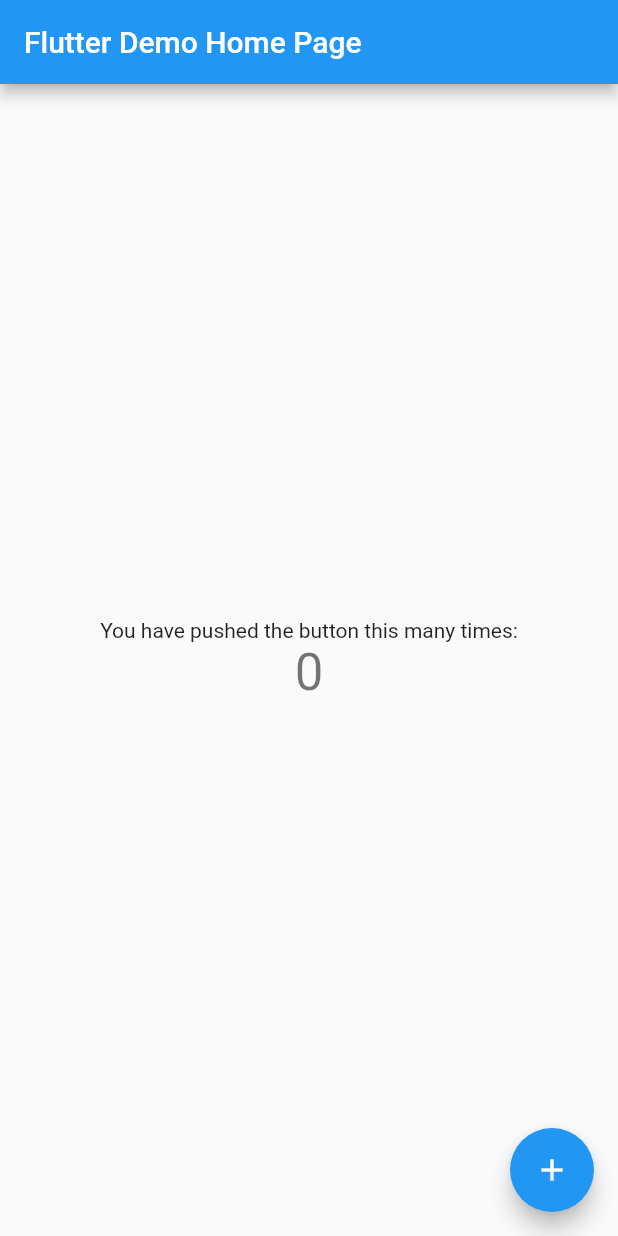
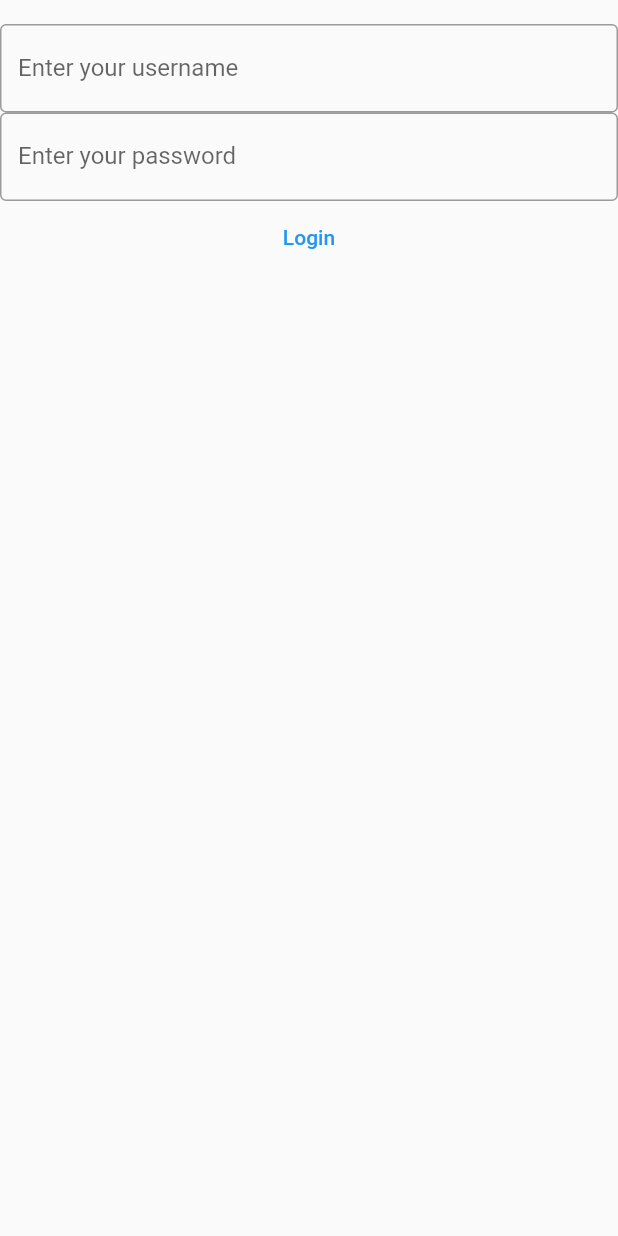
Before and after one commit to fabitb/KjG-MuF-App, a Flutter app: the screen it shows after launch, on a phone screen of 412 x 824 dp. Run offline on Flutter 3.47's test engine with Material 2 defaults, Android fonts, the phone set to English and light mode, and no system bars.

```diff
--- a/lib/main.dart
+++ b/lib/main.dart
@@ -1,115 +1,133 @@
 import 'package:flutter/material.dart';
+import 'package:crypto/crypto.dart';
+import 'dart:convert';
+import 'package:http/http.dart' as http;
+import 'dart:async';
+import 'dart:io';
 
-void main() {
-  runApp(const MyApp());
-}
+
+
+void main() => runApp(const MyApp());
 
 class MyApp extends StatelessWidget {
-  const MyApp({Key? key}) : super(key: key);
+  const MyApp({super.key});
 
-  // This widget is the root of your application.
+  static const String _title = 'Flutter Code Sample';
+
   @override
   Widget build(BuildContext context) {
-    return MaterialApp(
-      title: 'Flutter Demo',
-      theme: ThemeData(
-        // This is the theme of your application.
-        //
-        // Try running your application with "flutter run". You'll see the
-        // application has a blue toolbar. Then, without quitting the app, try
-        // changing the primarySwatch below to Colors.green and then invoke
-        // "hot reload" (press "r" in the console where you ran "flutter run",
-        // or simply save your changes to "hot reload" in a Flutter IDE).
-        // Notice that the counter didn't reset back to zero; the application
-        // is not restarted.
-        primarySwatch: Colors.blue,
-      ),
-      home: const MyHomePage(title: 'Flutter Demo Home Page'),
+    return const MaterialApp(
+      title: _title,
+      home: MyStatefulWidget(),
     );
   }
 }
 
-class MyHomePage extends StatefulWidget {
-  const MyHomePage({Key? key, required this.title}) : super(key: key);
-
-  // This widget is the home page of your application. It is stateful, meaning
-  // that it has a State object (defined below) that contains fields that affect
-  // how it looks.
-
-  // This class is the configuration for the state. It holds the values (in this
-  // case the title) provided by the parent (in this case the App widget) and
-  // used by the build method of the State. Fields in a Widget subclass are
-  // always marked "final".
-
-  final String title;
+class MyStatefulWidget extends StatefulWidget {
+  const MyStatefulWidget({super.key});
 
   @override
-  State<MyHomePage> createState() => _MyHomePageState();
+  State<MyStatefulWidget> createState() => _MyStatefulWidgetState();
 }
 
-class _MyHomePageState extends State<MyHomePage> {
-  int _counter = 0;
+class _MyStatefulWidgetState extends State<MyStatefulWidget> {
+  final String url = "https://mida.kjg.de/DVMuenchenundFreising";
+  var username = "";
+  var password = "";
+  var passwordHash = "";
 
-  void _incrementCounter() {
-    setState(() {
-      // This call to setState tells the Flutter framework that something has
-      // changed in this State, which causes it to rerun the build method below
-      // so that the display can reflect the updated values. If we changed
-      // _counter without calling setState(), then the build method would not be
-      // called again, and so nothing would appear to happen.
-      _counter++;
-    });
+  @override
+  void initState() {
+    super.initState();
+  }
+
+  String generateMd5(String input) {
+    return md5.convert(utf8.encode(input)).toString();
+  }
+
+  Future<String> GetEvents() async {
+    const String function = 'GetEvents';
+    final response = await http
+       // .get(Uri.parse('$url?api=$function&token=A/$username/$passwordHash'),
+     .get(Uri.parse('$url?api=$function'),
+
+    );
+   // https://mida.kjg.de/DVMuenchenundFreising?api=GetMembers&token=A/david.haupenthal/e3974135805afc5723bfac55fa21d181
+
+    if (response.statusCode == 200) {
+      // If the server did return a 200 OK response,
+      // then parse the JSON.
+      return response.body;
+    } else {
+      // If the server did not return a 200 OK response,
+      // then throw an exception.
+      throw Exception('Failed to load album');
+    }
+  }
+
+
+
+  onPressed() async {
+    var a = GetEvents();
+    await showDialog<void>(
+      context: context,
+      builder: (BuildContext context) {
+        return AlertDialog(
+          title: const Text('Thanks!'),
+          content: Text(
+              'You typed "$username", which has length ${username.characters.length}. $a'),
+          actions: <Widget>[
+            TextButton(
+              onPressed: () {
+                Navigator.pop(context);
+              },
+              child: const Text('OK'),
+            ),
+          ],
+        );
+      },
+    );
   }
 
   @override
   Widget build(BuildContext context) {
-    // This method is rerun every time setState is called, for instance as done
-    // by the _incrementCounter method above.
-    //
-    // The Flutter framework has been optimized to make rerunning build methods
-    // fast, so that you can just rebuild anything that needs updating rather
-    // than having to individually change instances of widgets.
     return Scaffold(
-      appBar: AppBar(
-        // Here we take the value from the MyHomePage object that was created by
-        // the App.build method, and use it to set our appbar title.
-        title: Text(widget.title),
-      ),
       body: Center(
-        // Center is a layout widget. It takes a single child and positions it
-        // in the middle of the parent.
-        child: Column(
-          // Column is also a layout widget. It takes a list of children and
-          // arranges them vertically. By default, it sizes itself to fit its
-          // children horizontally, and tries to be as tall as its parent.
-          //
-          // Invoke "debug painting" (press "p" in the console, choose the
-          // "Toggle Debug Paint" action from the Flutter Inspector in Android
-          // Studio, or the "Toggle Debug Paint" command in Visual Studio Code)
-          // to see the wireframe for each widget.
-          //
-          // Column has various properties to control how it sizes itself and
-          // how it positions its children. Here we use mainAxisAlignment to
-          // center the children vertically; the main axis here is the vertical
-          // axis because Columns are vertical (the cross axis would be
-          // horizontal).
-          mainAxisAlignment: MainAxisAlignment.center,
-          children: <Widget>[
-            const Text(
-              'You have pushed the button this many times:',
+          child: Column(
+        children: [
+          Text(passwordHash),
+          TextField(
+            decoration: const InputDecoration(
+              border: OutlineInputBorder(),
+              labelText: 'Enter your username',
             ),
-            Text(
-              '$_counter',
-              style: Theme.of(context).textTheme.headline4,
+            onChanged: (String value) async {
+              setState(() {
+                username = value;
+              });
+            },
+          ),
+          TextField(
+            obscureText: true,
+            decoration: const InputDecoration(
+              border: OutlineInputBorder(),
+              labelText: 'Enter your password',
             ),
-          ],
-        ),
-      ),
-      floatingActionButton: FloatingActionButton(
-        onPressed: _incrementCounter,
-        tooltip: 'Increment',
-        child: const Icon(Icons.add),
-      ), // This trailing comma makes auto-formatting nicer for build methods.
+            onChanged: (String value) async {
+              setState(() {
+                password = value;
+                passwordHash = generateMd5(password);
+              });
+            },
+          ),
+          TextButton(
+            onPressed: () {
+              onPressed();
+            },
+            child: Text('Login'),
+          ),
+        ],
+      )),
     );
   }
 }
--- a/pubspec.yaml
+++ b/pubspec.yaml
@@ -34,6 +34,7 @@ dependencies:
   # The following adds the Cupertino Icons font to your application.
   # Use with the CupertinoIcons class for iOS style icons.
   cupertino_icons: ^1.0.2
+  http: ^0.13.5
 
 dev_dependencies:
   flutter_launcher_icons: "^0.10.0"
```
